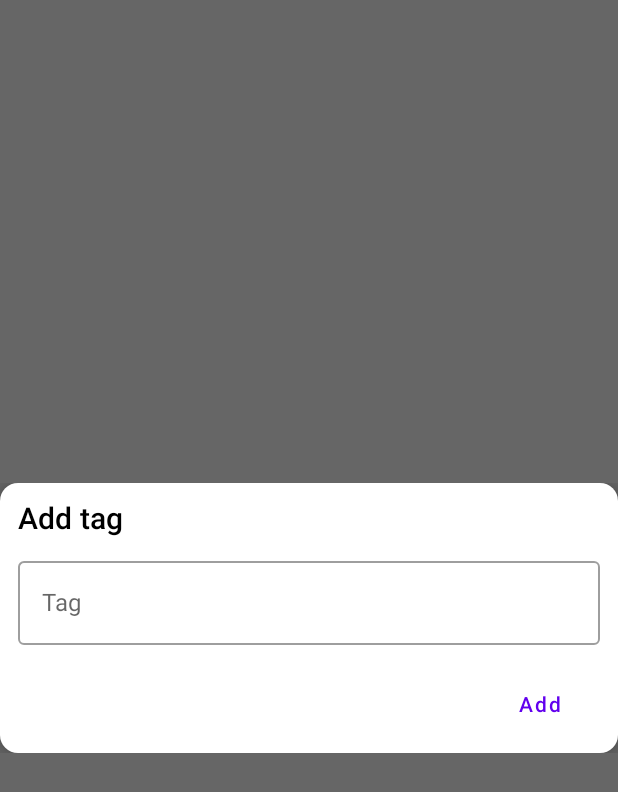
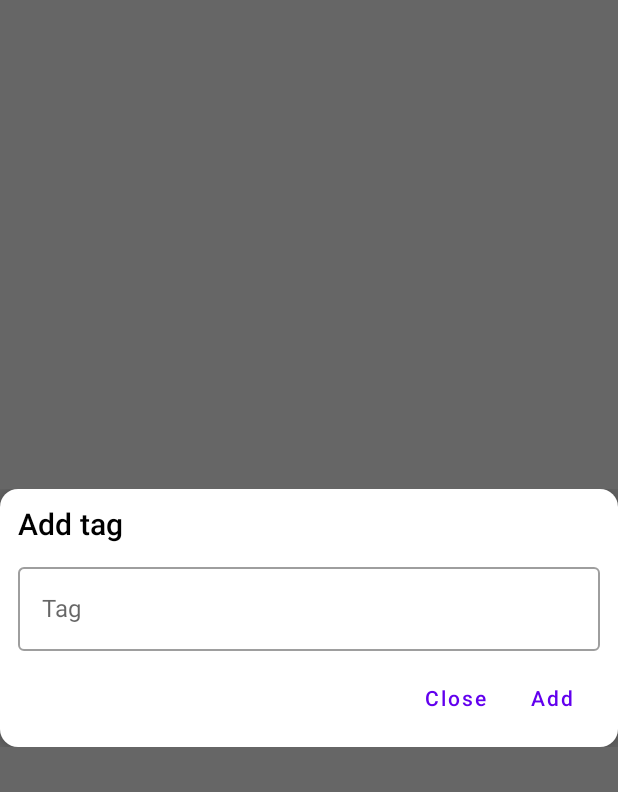
Before and after one commit to HeroBrine1st/E621, an Android app built with Jetpack Compose: the composable AddTagDialog shown on its own in the app's theme, after a tap on "Add", on a phone screen of 412 x 824 dp. Shown: the top 792 px of the screen. Run offline under Robolectric (Android 15) with nearby library versions, the phone set to English and light mode, and no system bars; our stand-ins replace accompanist; network calls fail.

```diff
--- a/app/src/main/java/ru/herobrine1st/e621/ui/screen/Search.kt
+++ b/app/src/main/java/ru/herobrine1st/e621/ui/screen/Search.kt
@@ -7,7 +7,6 @@ import androidx.compose.foundation.layout.*
 import androidx.compose.foundation.selection.selectable
 import androidx.compose.foundation.selection.selectableGroup
 import androidx.compose.foundation.selection.toggleable
-import androidx.compose.foundation.shape.RoundedCornerShape
 import androidx.compose.material.*
 import androidx.compose.material.icons.Icons
 import androidx.compose.material.icons.filled.Close
@@ -22,13 +21,13 @@ import androidx.compose.ui.graphics.Color
 import androidx.compose.ui.res.stringResource
 import androidx.compose.ui.tooling.preview.Preview
 import androidx.compose.ui.unit.dp
-import androidx.compose.ui.window.Dialog
 import com.google.accompanist.flowlayout.FlowRow
 import ru.herobrine1st.e621.R
 import ru.herobrine1st.e621.api.Order
 import ru.herobrine1st.e621.api.Rating
 import ru.herobrine1st.e621.ui.component.Base
 import ru.herobrine1st.e621.ui.component.OutlinedChip
+import ru.herobrine1st.e621.ui.dialog.ActionDialog
 import ru.herobrine1st.e621.util.SearchOptions
 
 
@@ -51,23 +50,15 @@ fun SettingCard(
 @Composable
 fun AddTagDialog(onClose: () -> Unit, onAdd: (String) -> Unit) {
     var text by rememberSaveable { mutableStateOf("") }
-    Dialog(onDismissRequest = onClose) {
-        Card(
-            elevation = 8.dp,
-            shape = RoundedCornerShape(12.dp)
-        ) {
-            Column(
-                modifier = Modifier.padding(
-                    start = 12.dp,
-                    end = 12.dp,
-                    top = 12.dp
-                )
-            ) {
-                Text(
-                    text = stringResource(R.string.add_tag),
-                    style = MaterialTheme.typography.h6
-                )
-                Spacer(modifier = Modifier.height(8.dp))
+
+    ActionDialog(title = stringResource(R.string.add_tag), actions = {
+        TextButton(onClick = onClose) {
+            Text(stringResource(R.string.close))
+        }
+        TextButton(onClick = { onClose(); onAdd(text) }) {
+            Text(stringResource(R.string.add))
+        }
+    }, onDismissRequest = onClose) {
         OutlinedTextField(
             value = text,
             onValueChange = { text = it },
@@ -75,24 +66,7 @@ fun AddTagDialog(onClose: () -> Unit, onAdd: (String) -> Unit) {
             modifier = Modifier
                 .fillMaxWidth()
         )
-                Spacer(modifier = Modifier.height(8.dp))
-                Row(
-                    modifier = Modifier
-                        .padding(all = 8.dp)
-                        .fillMaxWidth(),
-                    horizontalArrangement = Arrangement.End
-                ) {
-                    TextButton(
-                        onClick = {
-                            onClose()
-                            onAdd(text)
-                        }
-                    ) {
-                        Text(stringResource(R.string.add))
-                    }
-                }
-            }
-        }
+        // TODO autocomplete
     }
 }
 
@@ -120,7 +94,10 @@ class SearchScreenState(
         val Saver: Saver<SearchScreenState, Bundle> = Saver(
             save = { state ->
                 val bundle = Bundle()
-                bundle.putString("tags", state.tags.joinToString(",")) // Couldn't use putStringArrayList because restore constructor used with Navigation
+                bundle.putString(
+                    "tags",
+                    state.tags.joinToString(",")
+                ) // Couldn't use putStringArrayList because restore constructor used with Navigation
                 bundle.putString("order", state.order.name)
                 bundle.putBoolean("ascending", state.orderAscending)
                 bundle.putString("rating", state.rating.joinToString(",") { it.name })
```
Lines whose indentation alone changed are shown as unchanged.
